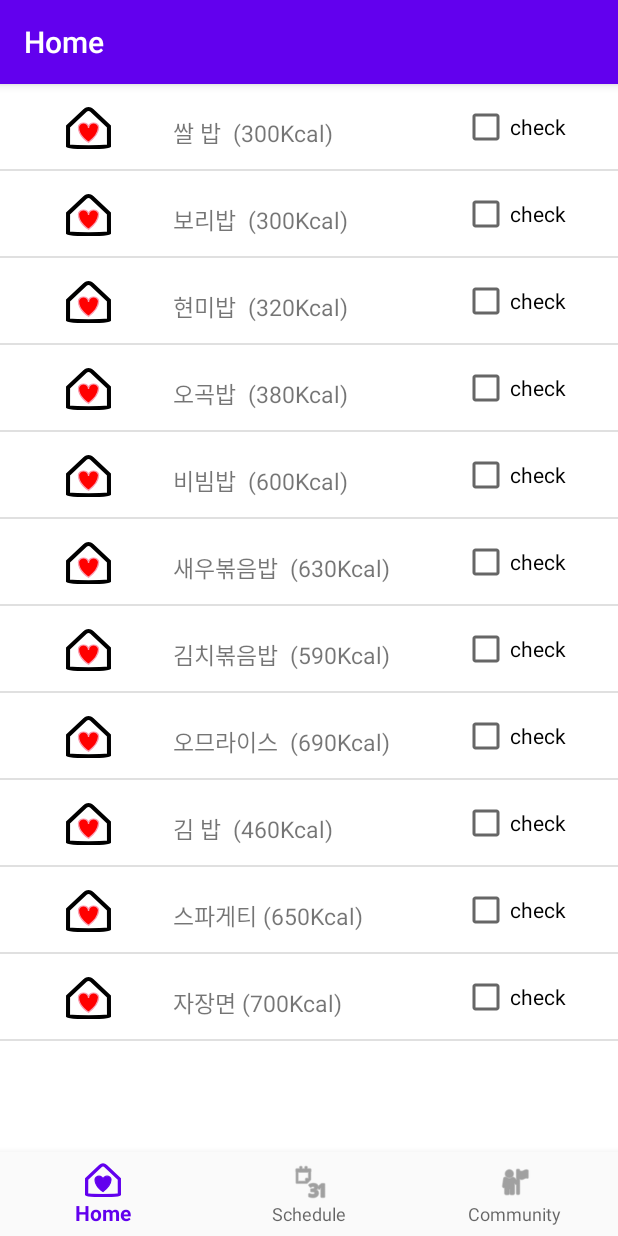
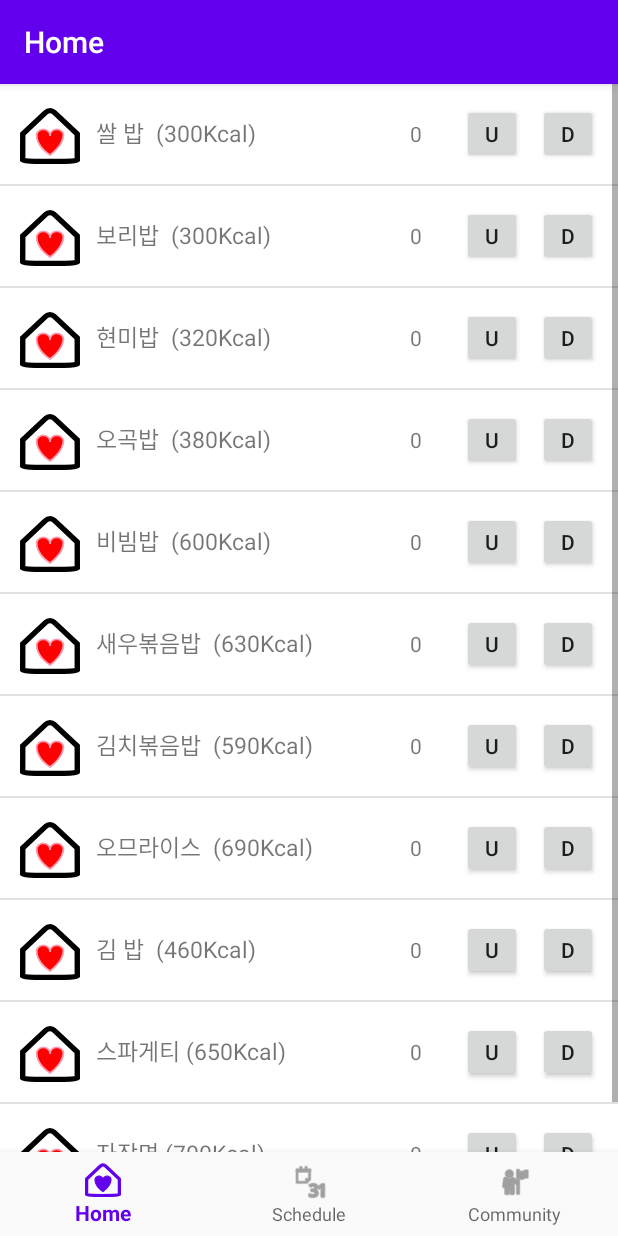
Before and after one commit to arcane222/ForHealthyLife, an Android app: the fragment RiceFragment placed in its activity, on a phone screen of 412 x 824 dp. Run offline under Robolectric (Android 15) with nearby library versions, the phone set to English and light mode, and no system bars; our stand-ins replace navigation-ui.

Commit message:
Food Button Fixed

```diff
--- a/app/src/main/java/com/example/forhealthylife/ui/eating/EatingFragment.java
+++ b/app/src/main/java/com/example/forhealthylife/ui/eating/EatingFragment.java
@@ -26,12 +26,15 @@ import com.example.forhealthylife.R;
 import com.example.forhealthylife.ui.home.HomeFragment;
 
 
-public class EatingFragment extends Fragment {
+public class EatingFragment extends Fragment
+{
 
     private EatingViewModel eatingViewModel;
     private TextView kcalView;
+    private int kcalSum;
 
-    public interface OnListSelectedListener {
+    public interface OnListSelectedListener
+    {
         public void onListSelected(int position);
     }
 
@@ -39,7 +42,8 @@ public class EatingFragment extends Fragment {
 
     @Override
     public View onCreateView(@NonNull LayoutInflater inflater, @Nullable ViewGroup container,
-                             @Nullable Bundle savedInstanceState) {
+                             @Nullable Bundle savedInstanceState)
+    {
 
         View root = inflater.inflate(R.layout.fragment_eating, container, false);
 
@@ -73,9 +77,7 @@ public class EatingFragment extends Fragment {
 
             }
         });*/
-
         return root;
-
     }
 /*
     public class CustomList extends ArrayAdapter<String> {
@@ -87,20 +89,26 @@ public class EatingFragment extends Fragment {
     }*/
 
     @Override
-    public void onActivityCreated(@Nullable Bundle savedInstanceState) {
+    public void onActivityCreated(@Nullable Bundle savedInstanceState)
+    {
+        kcalSum = 0;
         super.onActivityCreated(savedInstanceState);
-        eatingViewModel =
-                ViewModelProviders.of(getActivity()).get(EatingViewModel.class);
-        eatingViewModel.getInteger().observe(this, new Observer<Integer>() {
+        eatingViewModel =  ViewModelProviders.of(getActivity()).get(EatingViewModel.class);
+        eatingViewModel.getInteger().observe(this, new Observer<Integer>()
+        {
             @Override
-            public void onChanged(Integer integer) {
-                kcalView.setText(Data.riceKcal[integer]+"");
+            public void onChanged(Integer integer)
+            {
+                kcalSum += Data.riceKcal[integer];
+                kcalView.setText(String.valueOf(kcalSum));
             }
         });
     }
 
+    public void onFoodBtnClicked(View view)
+    {
 
-
+    }
 
     /*
     public void onStart() {
--- a/app/src/main/java/com/example/forhealthylife/ui/eating/RiceFragment.java
+++ b/app/src/main/java/com/example/forhealthylife/ui/eating/RiceFragment.java
@@ -16,6 +16,7 @@ import android.view.View;
 import android.view.ViewGroup;
 import android.widget.AdapterView;
 import android.widget.ArrayAdapter;
+import android.widget.Button;
 import android.widget.ImageView;
 import android.widget.ListView;
 import android.widget.TextView;
@@ -61,46 +62,74 @@ public class RiceFragment extends Fragment {
     }
 
     @Override
-    public void onActivityCreated(@Nullable Bundle savedInstanceState) {
+    public void onActivityCreated(@Nullable Bundle savedInstanceState)
+    {
         super.onActivityCreated(savedInstanceState);
         eatingViewModel = ViewModelProviders.of(getActivity()).get(EatingViewModel.class);
-
     }
 
+    public class CustomList extends ArrayAdapter<String>
+    {
+        private final Activity context;
 
-    public class CustomList extends ArrayAdapter<String> {
-        private final Activity context;
-        public CustomList(Activity context) {
+        public CustomList(Activity context)
+        {
             super(context, R.layout.food_item, Data.riceName);
             this.context = context;
         }
 
-        public View getView(int position, View view, ViewGroup parent) {
+        public View getView(int position, View view, ViewGroup parent)
+        {
             final int pos = position;
 
             LayoutInflater inflater = context.getLayoutInflater();
             View rowView = inflater.inflate(R.layout.food_item, null, true);
+
             ImageView imageView = (ImageView) rowView.findViewById(R.id.riceImage);
-            TextView name = (TextView) rowView.findViewById(R.id.riceName);
-            name.setText(Data.riceName[position]);
+            TextView foodName = (TextView) rowView.findViewById(R.id.riceName);
+            final TextView amount = (TextView) rowView.findViewById(R.id.foodAmount);
+            Button incrButton = (Button) rowView.findViewById(R.id.incrAmountBtn);
+            Button decrButton = (Button) rowView.findViewById(R.id.decrAmountBtn);
+
             imageView.setImageResource(Data.riceImage[position]);
+            foodName.setText(Data.riceName[position]);
 
 
-            name.setOnClickListener(new View.OnClickListener() {
+            incrButton.setOnClickListener(new View.OnClickListener()
+            {
                 @Override
-                public void onClick(View v) {
+                public void onClick(View v)
+                {
+                    if(Integer.parseInt(amount.getText().toString()) < 9)
+                        amount.setText(String.valueOf(Integer.parseInt(amount.getText().toString()) + 1));
+                }
+            });
+
+            decrButton.setOnClickListener(new View.OnClickListener()
+            {
+                @Override
+                public void onClick(View v)
+                {
+                    if(Integer.parseInt(amount.getText().toString()) > 0)
+                        amount.setText(String.valueOf(Integer.parseInt(amount.getText().toString()) - 1));
+                }
+            });
+
+            /*name.setOnClickListener(new View.OnClickListener()
+            {
+                @Override
+                public void onClick(View v)
+                {
                     eatingViewModel.setInteger(pos);
                     Toast.makeText(context, pos + "번째 이미지 선택", Toast.LENGTH_SHORT).show();
 
-                    /*EatingFragment eatF = new EatingFragment();
+                    EatingFragment eatF = new EatingFragment();
                     Bundle bundle = new Bundle();
                     bundle.putInt("position",pos);
-                    eatF.setArguments(bundle);*/
+                    eatF.setArguments(bundle);
                 }
-            });
-
+            });*/
             return rowView;
-
         }
     }
 
--- a/app/src/main/res/layout/food_item.xml
+++ b/app/src/main/res/layout/food_item.xml
@@ -8,8 +8,8 @@
 
     <ImageView
         android:id="@+id/riceImage"
-        android:layout_width="0dp"
-        android:layout_height="30dp"
+        android:layout_width="40dp"
+        android:layout_height="40dp"
         android:layout_margin="5dp"
         app:layout_constraintBottom_toBottomOf="parent"
         app:layout_constraintEnd_toStartOf="@id/riceName"
@@ -23,28 +23,55 @@
     <TextView
         android:id="@+id/riceName"
         android:layout_width="0dp"
-        android:layout_height="30dp"
+        android:layout_height="40dp"
         android:layout_margin="5dp"
         android:paddingTop="7dp"
         android:textSize="15dp"
         app:layout_constraintBottom_toBottomOf="parent"
-        app:layout_constraintEnd_toStartOf="@id/checkBox"
+        app:layout_constraintEnd_toStartOf="@+id/foodAmount"
         app:layout_constraintHorizontal_weight="2"
         app:layout_constraintStart_toEndOf="@+id/riceImage"
         app:layout_constraintTop_toTopOf="parent"
         app:layout_constraintVertical_bias="0.022" />
 
-    <CheckBox
-        android:id="@+id/checkBox"
-        android:layout_width="0dp"
-        android:layout_height="30dp"
+    <TextView
+        android:id="@+id/foodAmount"
+        android:layout_width="40dp"
+        android:layout_height="40dp"
         android:layout_margin="5dp"
-        android:text="check"
+        android:gravity="center"
+        android:text="0"
+        app:layout_constraintBottom_toBottomOf="parent"
+        app:layout_constraintEnd_toStartOf="@+id/incrAmountBtn"
+        app:layout_constraintStart_toEndOf="@id/riceName"
+        app:layout_constraintTop_toTopOf="parent"
+        app:layout_constraintVertical_bias="0.023" />
+
+    <Button
+        android:id="@+id/incrAmountBtn"
+        android:layout_width="40dp"
+        android:layout_height="40dp"
+        android:layout_margin="5dp"
+        android:layout_marginEnd="8dp"
+        android:onClick="onBtnClik"
+        android:text="up"
+        app:layout_constraintBottom_toBottomOf="parent"
+        app:layout_constraintEnd_toStartOf="@+id/decrAmountBtn"
+        app:layout_constraintStart_toEndOf="@id/foodAmount"
+        app:layout_constraintTop_toTopOf="parent"
+        app:layout_constraintVertical_bias="0.023" />
+
+    <Button
+        android:id="@+id/decrAmountBtn"
+        android:layout_width="40dp"
+        android:layout_height="40dp"
+        android:layout_margin="5dp"
+        android:onClick="onBtnClik"
+        android:text="down"
         app:layout_constraintBottom_toBottomOf="parent"
         app:layout_constraintEnd_toEndOf="parent"
-        app:layout_constraintHorizontal_bias="1.0"
-        app:layout_constraintHorizontal_weight="1"
-        app:layout_constraintStart_toEndOf="@+id/riceName"
+        app:layout_constraintStart_toEndOf="@id/incrAmountBtn"
         app:layout_constraintTop_toTopOf="parent"
-        app:layout_constraintVertical_bias="0.022" />
+        app:layout_constraintVertical_bias="0.023" />
+
 </androidx.constraintlayout.widget.ConstraintLayout>
```
